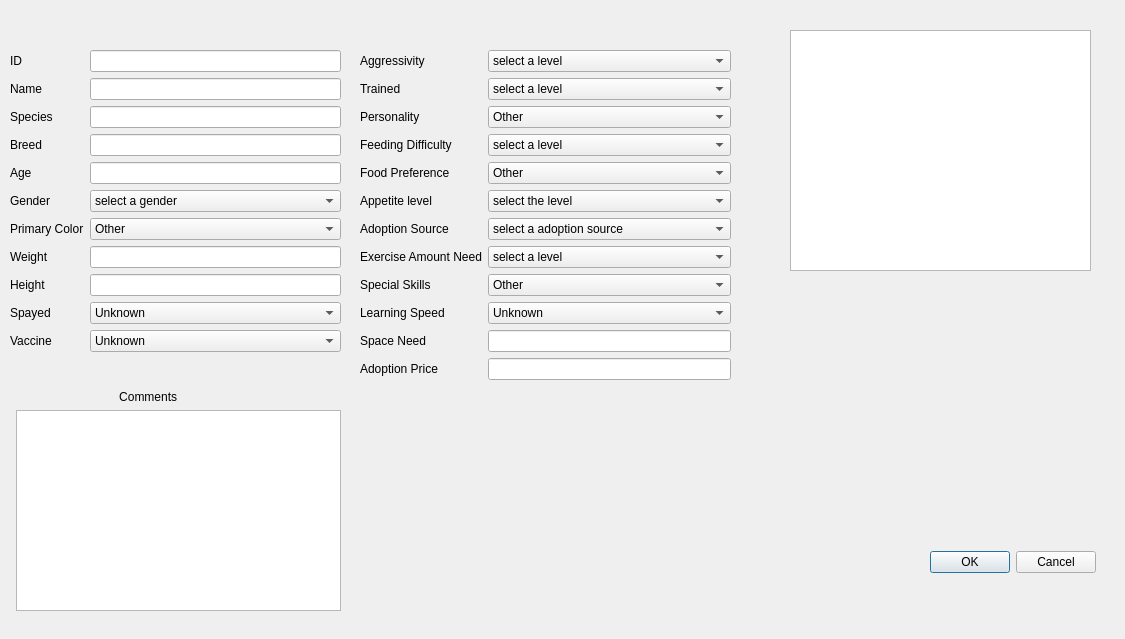
Old version of the form manageanimalwindow.ui in the repository CRM2017/cuACS.
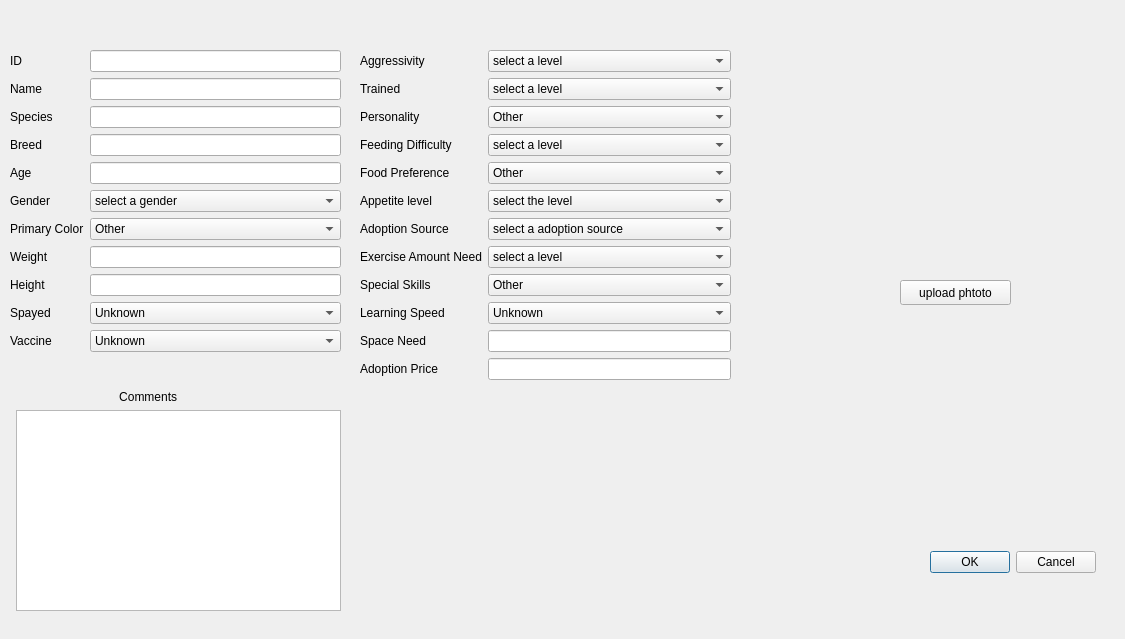
New version of the form.

Commit message: add image display feature

```diff
--- a/manageanimalwindow.ui
+++ b/manageanimalwindow.ui
@@ -245,7 +245,11 @@
    </property>
    <layout class="QVBoxLayout" name="verticalLayout">
     <item>
-     <widget class="QGraphicsView" name="imageView"/>
+     <widget class="QLabel" name="PhotoLabel">
+      <property name="text">
+       <string/>
+      </property>
+     </widget>
     </item>
    </layout>
   </widget>
@@ -653,6 +657,19 @@
     <set>QDialogButtonBox::Cancel|QDialogButtonBox::Ok</set>
    </property>
   </widget>
+  <widget class="QPushButton" name="uploadButton">
+   <property name="geometry">
+    <rect>
+     <x>900</x>
+     <y>280</y>
+     <width>111</width>
+     <height>25</height>
+    </rect>
+   </property>
+   <property name="text">
+    <string>upload phtoto</string>
+   </property>
+  </widget>
  </widget>
  <resources/>
  <connections/>
```
The commit also changes 41 other files.
